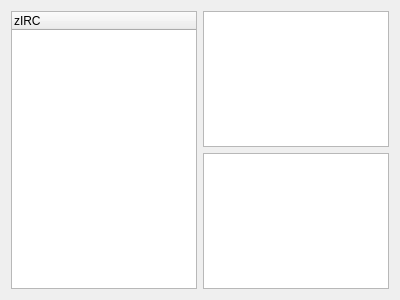
mathe-matician/zIRC, file Client/mainchatwindow.ui: the form before one commit.
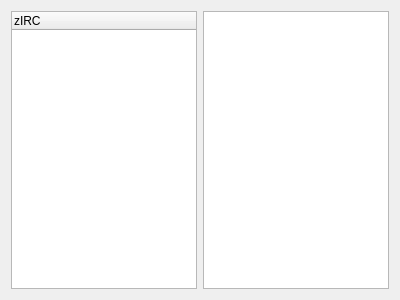
The form after the commit.

Commit message: separate chat ui into individual components

Diff of the .ui file:
```diff
--- a/Client/mainchatwindow.ui
+++ b/Client/mainchatwindow.ui
@@ -25,13 +25,6 @@
    </item>
    <item>
     <layout class="QVBoxLayout" name="verticalLayout">
-     <item>
-      <widget class="QPlainTextEdit" name="chatView">
-       <property name="readOnly">
-        <bool>true</bool>
-       </property>
-      </widget>
-     </item>
      <item>
       <widget class="QPlainTextEdit" name="chatBox"/>
      </item>
```
The commit also changes 9 other files.
